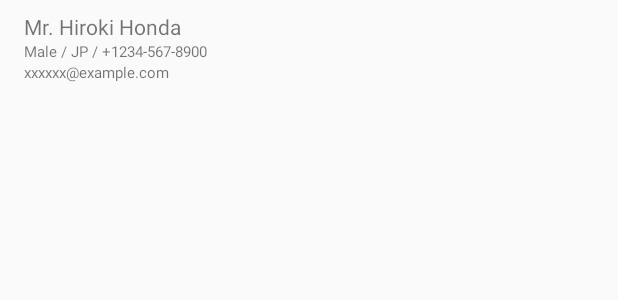
After one commit to HoNKoT/KotlinAndroidDatabindingSample, an Android app: the layout row_user_list.xml on its own in the app's theme, with its tools: preview values and no code run, on a phone screen of 412 x 824 dp. The commit adds this screen. Shown: the top 300 px of the screen. Run offline under Robolectric (Android 15) with nearby library versions, the phone set to English and light mode, and no system bars; network calls fail.

Commit message:
Implement User List with RxJava

```diff
--- /dev/null
+++ b/app/src/main/res/layout/row_user_list.xml
@@ -0,0 +1,44 @@
+<?xml version="1.0" encoding="utf-8"?>
+<layout xmlns:android="http://schemas.android.com/apk/res/android"
+    xmlns:tools="http://schemas.android.com/tools">
+    <data>
+        <import type="android.view.View" />
+        <variable
+            name="data"
+            type="jp.chau2chaun2.kotlindatabindingsample.model.orma.Result" />
+        <variable
+            name="name"
+            type="jp.chau2chaun2.kotlindatabindingsample.model.orma.Name" />
+    </data>
+
+    <LinearLayout
+        android:layout_width="match_parent"
+        android:layout_height="wrap_content"
+        android:layout_marginBottom="@dimen/half_margin"
+        android:layout_marginLeft="@dimen/general_margin"
+        android:layout_marginRight="@dimen/general_margin"
+        android:layout_marginTop="@dimen/half_margin"
+        android:orientation="vertical">
+
+        <TextView
+            android:layout_width="match_parent"
+            android:layout_height="wrap_content"
+            android:text="@{@string/title_first_last(name.title, name.first, name.last)}"
+            tools:text="Mr. Hiroki Honda" />
+
+        <TextView
+            android:layout_width="match_parent"
+            android:layout_height="wrap_content"
+            android:text="@{@string/gender_nation_cell(data.gender, data.nat, data.cell)}"
+            android:textSize="@dimen/small_text_size"
+            tools:text="Male / JP / +1234-567-8900" />
+
+        <TextView
+            android:layout_width="match_parent"
+            android:layout_height="wrap_content"
+            android:text="@{data.email}"
+            android:textSize="@dimen/small_text_size"
+            tools:text="xxxxxx@example.com" />
+
+    </LinearLayout>
+</layout>
--- a/app/src/main/res/values/strings.xml
+++ b/app/src/main/res/values/strings.xml
@@ -11,6 +11,8 @@
     <string name="bmi_plus">BMI: %.1f</string>
     <string name="cm">cm</string>
     <string name="kg">kg</string>
+    <string name="title_first_last">%1$s. %2$s %3$s</string>
+    <string name="gender_nation_cell">%1$s / %2$s / %3$s</string>
 
     <string name="move_to_BMICalculateActivity">DataBinding Basic</string>
     <string name="move_to_BMIRealtimeCalculateActivity">DataBinding Bindable</string>
```
Also changed, not shown: app/src/main/java/jp/chau2chaun2/kotlindatabindingsample/dao/NameDao.kt (added, +23 -0 lines), app/src/main/java/jp/chau2chaun2/kotlindatabindingsample/dao/ResultDao.kt (added, +20 -0 lines), app/src/main/java/jp/chau2chaun2/kotlindatabindingsample/model/orma/RandomUser.kt (+48 -6 lines), app/src/main/java/jp/chau2chaun2/kotlindatabindingsample/net/client/ApiRandomUserClient.kt (+38 -10 lines), app/src/main/java/jp/chau2chaun2/kotlindatabindingsample/presenter/RandomUserPresenter.kt (+50 -2 lines), app/src/main/java/jp/chau2chaun2/kotlindatabindingsample/view/RandomUserListActivity.kt (+32 -7 lines), app/src/main/java/jp/chau2chaun2/kotlindatabindingsample/view/adapter/RandomUserListAdapter.kt (added, +51 -0 lines), app/src/main/java/jp/chau2chaun2/kotlindatabindingsample/viewmodel/RandomUserListActivityViewModel.kt (added, +11 -0 lines), app/src/main/res/layout/activity_user_list.xml (added, +24 -0 lines), app/src/main/res/menu/add_menu.xml (added, +11 -0 lines).
